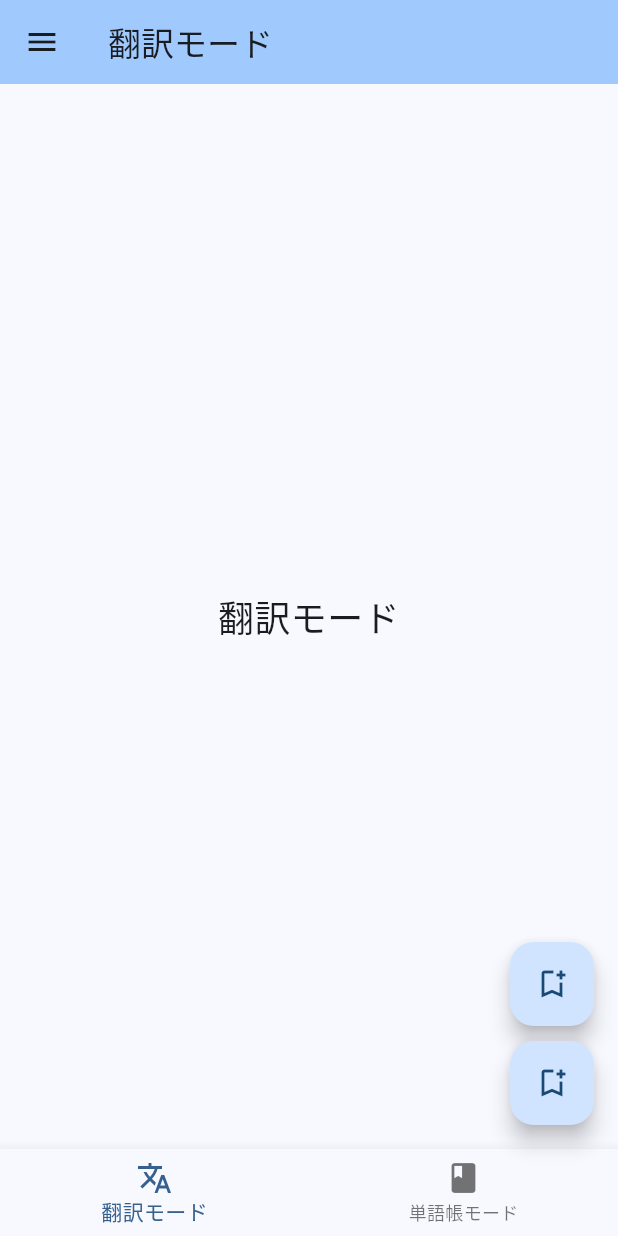
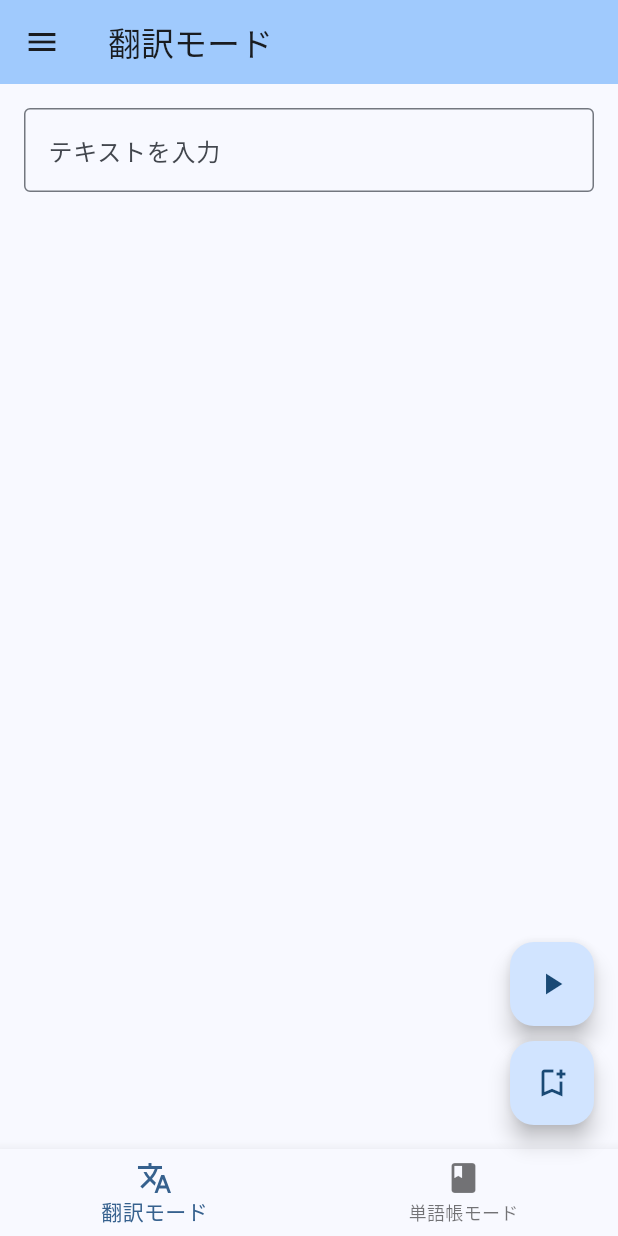
Before and after one commit to kokke1302/edb, a Flutter app: the screen it shows after launch, on a phone screen of 412 x 824 dp. Run offline on Flutter 3.47's test engine with Material 3 defaults, Android fonts, the phone set to English and light mode, and no system bars; our stand-ins replace drift, drift_flutter, flutter_hooks, flutter_riverpod, go_router, hooks_riverpod; missing offline and left inert: just_throttle_it; accounts and stored records are empty; generated files the repository leaves out were written again; Roboto replaces fonts that are missing (Inter).

Commit message:
0.5.0 translation

```diff
--- a/lib/root/domain/routing.dart
+++ b/lib/root/domain/routing.dart
@@ -1,7 +1,7 @@
 import 'package:flutter/material.dart';
 import 'package:go_router/go_router.dart';
 
-import 'package:edb/translation.dart';
+import 'package:edb/translation/presentation/translation.dart';
 import 'package:edb/wordbook/presentation/list/wordbook_screen.dart';
 import 'package:edb/root/presentation/main_screen.dart';
 
--- a/lib/root/presentation/main_screen.dart
+++ b/lib/root/presentation/main_screen.dart
@@ -5,6 +5,7 @@ import 'package:go_router/go_router.dart';
 import 'package:edb/drawer.dart';
 import 'package:edb/root/data/bottom_index.dart';
 import 'package:edb/root/presentation/setting_fab.dart';
+import 'package:edb/root/presentation/translate_fab.dart';
 
 // -----------------------------------------------------------------------------
 // MainScreen (共通のScaffold)
@@ -30,15 +31,7 @@ class MainScreen extends ConsumerWidget {
           mainAxisSize: MainAxisSize.min, // Column が占有する高さを最小限に抑える
           crossAxisAlignment: CrossAxisAlignment.end, // ボタンを右端に寄せる
           children: [
-            FloatingActionButton(
-              heroTag: 'fab_bookmark_sentence',
-              onPressed: () {
-                ScaffoldMessenger.of(
-                  context,
-                ).showSnackBar(const SnackBar(content: Text('翻訳を開始します')));
-              },
-              child: const Icon(Icons.bookmark_add_outlined),
-            ),
+            MyTranslateFab(),
             const SizedBox(height: 10),
             FloatingActionButton(
               heroTag: 'fab_bookmark_sentence',
--- /dev/null
+++ b/lib/root/presentation/translate_fab.dart
@@ -0,0 +1,29 @@
+import 'package:flutter/material.dart';
+import 'package:flutter_riverpod/flutter_riverpod.dart';
+
+import 'package:edb/translation/domain/translation_notifier.dart';
+
+class MyTranslateFab extends ConsumerWidget {
+  const MyTranslateFab({super.key});
+
+  @override
+  Widget build(BuildContext context, WidgetRef ref) {
+    final state = ref.watch(translationProvider);
+
+    if (state.isProcessing) {
+      return FloatingActionButton(
+        tooltip: '翻訳中',
+        child: const Icon(Icons.loop),
+        onPressed: () {},
+      );
+    } else {
+      return FloatingActionButton(
+        tooltip: '翻訳開始',
+        child: const Icon(Icons.play_arrow),
+        onPressed: () {
+          ref.read(translationProvider.notifier).pushTriggerButton();
+        },
+      );
+    }
+  }
+}
--- a/lib/translation.dart
+++ /dev/null
@@ -1,17 +0,0 @@
-import 'package:flutter/material.dart';
-
-// 翻訳モード画面
-class TranslationModePage extends StatelessWidget {
-  const TranslationModePage({super.key});
-
-  @override
-  Widget build(BuildContext context) {
-    return const Center(
-      child: Text(
-        '翻訳モード',
-        textAlign: TextAlign.center,
-        style: TextStyle(fontSize: 24),
-      ),
-    );
-  }
-}
--- /dev/null
+++ b/lib/translation/presentation/text_field.dart
@@ -0,0 +1,45 @@
+import 'package:flutter/material.dart';
+import 'package:flutter_hooks/flutter_hooks.dart';
+import 'package:hooks_riverpod/hooks_riverpod.dart';
+
+import 'package:edb/translation/domain/translation_notifier.dart';
+
+class MyTextField extends HookConsumerWidget {
+  const MyTextField({super.key});
+
+  @override
+  Widget build(BuildContext context, WidgetRef ref) {
+    // トークン配列を監視
+    final state = ref.watch(translationProvider);
+    // textField内文字列
+    final textController = useTextEditingController(text: state.originalText);
+
+    Widget refreshIcon() {
+      if (textController.text.isNotEmpty) {
+        return IconButton(
+          icon: const Icon(Icons.clear),
+          onPressed: () {
+            textController.text = '';
+            // 英文格納Stateにリセットを通知
+            ref.read(translationProvider.notifier).updateOriginalText('');
+          },
+        );
+      } else {
+        return const SizedBox.shrink();
+      }
+    }
+
+    return TextField(
+      controller: textController,
+      maxLines: null, // 複数行対応
+      decoration: InputDecoration(
+        hintText: 'テキストを入力', // 薄いテキスト表示
+        border: OutlineInputBorder(),
+        suffixIcon: refreshIcon(),
+      ),
+      onChanged: (text) {
+        ref.read(translationProvider.notifier).updateOriginalText(text);
+      },
+    );
+  }
+}
--- /dev/null
+++ b/lib/translation/presentation/translation.dart
@@ -0,0 +1,74 @@
+import 'package:flutter/material.dart';
+import 'package:flutter_riverpod/flutter_riverpod.dart';
+
+import 'package:edb/translation/data/token.dart';
+import 'package:edb/translation/domain/translation_notifier.dart';
+import 'package:edb/translation/presentation/text_field.dart';
+import 'package:edb/translation/presentation/word_block.dart';
+
+class TranslationModePage extends ConsumerWidget {
+  const TranslationModePage({super.key});
+
+  @override
+  Widget build(BuildContext context, WidgetRef ref) {
+    // トークン配列を監視
+    final state = ref.watch(translationProvider);
+    // MainScreenのFABと連携するため、この画面側で処理をキックする
+    // TODO: MainScreenのFABのonPressedから、このNotifierのprocessTranslation()を呼び出すロジックを実装する必要がある
+
+    return Column(
+      children: [
+        // 英文入力エリア
+        Padding(
+          padding: const EdgeInsets.all(16.0),
+          child: const MyTextField(),
+        ),
+
+        // 単語ブロック表示エリア
+        Expanded(
+          child: state.isProcessing
+              ? const Center(child: CircularProgressIndicator())
+              // 垂直スクロールできるようにする
+              : SingleChildScrollView(
+                  padding: const EdgeInsets.all(16.0),
+                  child: _WordBlocksArea(tokens: state.tokens),
+                ),
+        ),
+      ],
+    );
+  }
+}
+
+// 改行ロジック
+class _WordBlocksArea extends StatelessWidget {
+  final List<Token> tokens;
+  const _WordBlocksArea({required this.tokens});
+
+  List<Widget> buildWordBlocksWithBreaks() {
+    final List<Widget> widgets = [];
+
+    for (final token in tokens) {
+      // 本来の単語ブロックを追加
+      widgets.add(WordBlock(token: token));
+
+      // 【改行条件】Tokenがピリオド(.)の場合、その直後に改行用ダミーtokenを挿入する
+      if (token.word == '.') {
+        widgets.add(const SizedBox(width: double.infinity));
+      }
+    }
+
+    return widgets;
+  }
+
+  @override
+  Widget build(BuildContext context) {
+    return Wrap(
+      // 横並び・自動改行
+      alignment: WrapAlignment.center, // 中央揃え
+      spacing: 8.0, // 単語ブロック間の水平方向の間隔
+      runSpacing: 8.0, // 単語ブロック行間の垂直方向の間隔
+      // 内部メソッドで生成したウィジェットリストを使用
+      children: buildWordBlocksWithBreaks(),
+    );
+  }
+}
```
Also changed, not shown: lib/translation/data/token.dart (added, +33 -0 lines), lib/translation/data/translation_state.dart (added, +25 -0 lines), lib/translation/domain/batch_repository.dart (added, +30 -0 lines), lib/translation/domain/text_processor.dart (added, +91 -0 lines), lib/translation/domain/translation_notifier.dart (added, +63 -0 lines), lib/translation/presentation/word_block.dart (added, +53 -0 lines).
